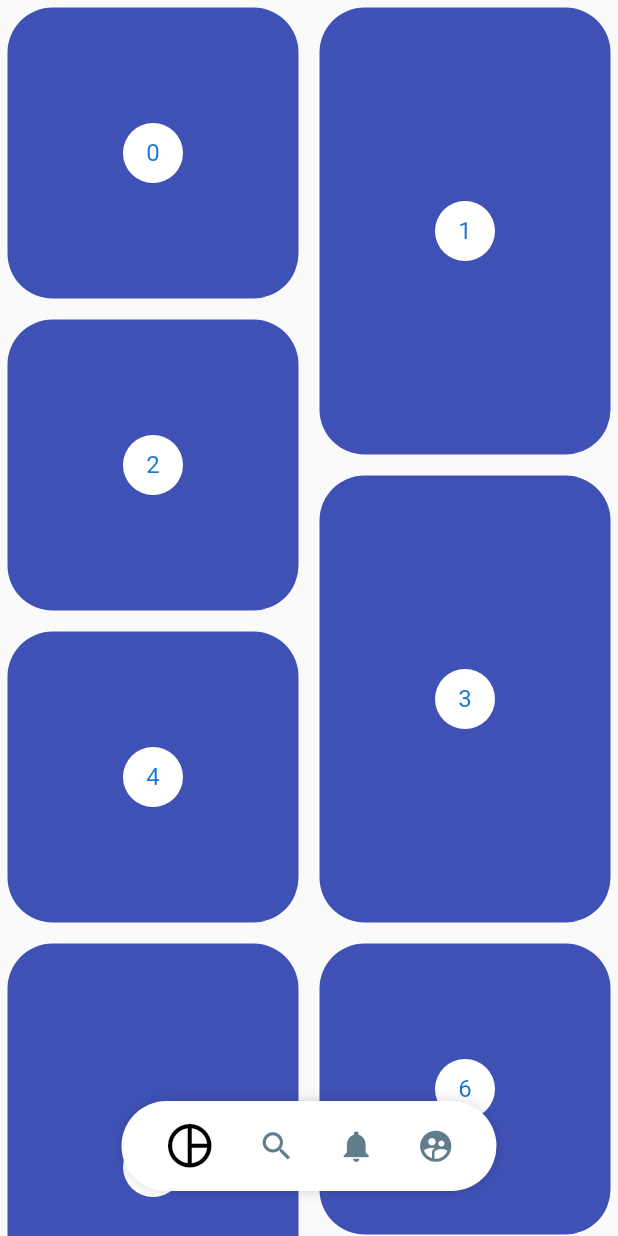
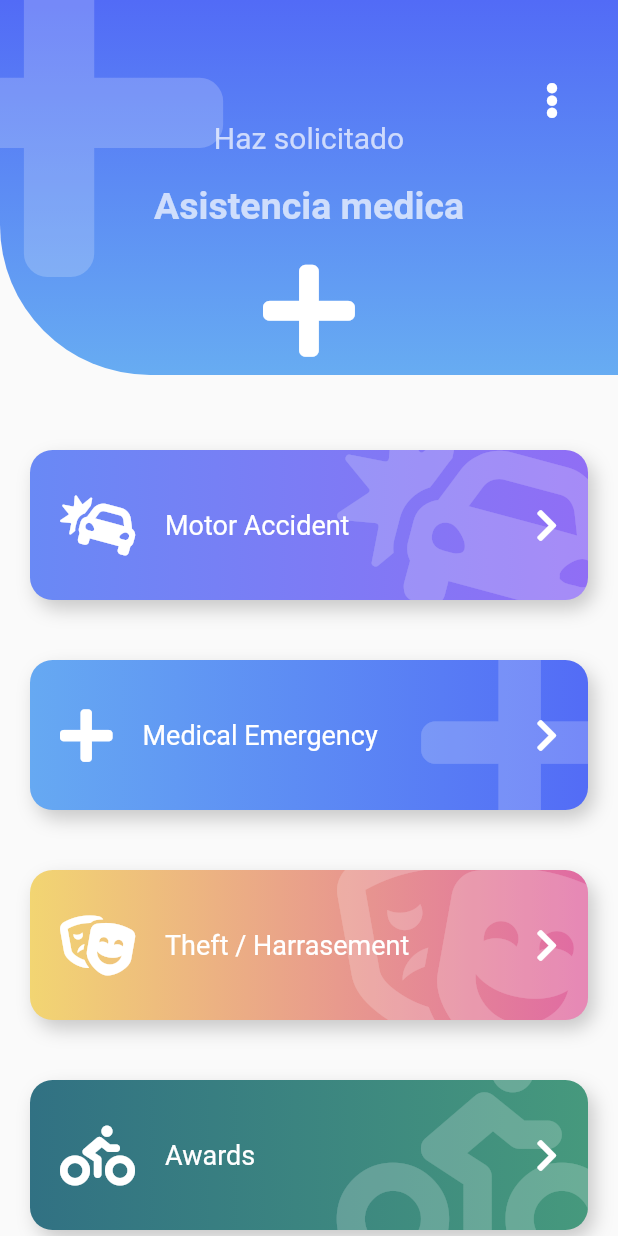
Before and after one commit to edinsonAC/animaciones_personalizadas, a Flutter app: the screen it shows after launch, on a phone screen of 412 x 824 dp. Run offline on Flutter 3.47's test engine with Material 2 defaults, Android fonts, the light colour scheme and no system bars; our stand-ins replace animate_do, flutter_svg, font_awesome_flutter.

Commit message:
terminando seccion

```diff
--- a/lib/main.dart
+++ b/lib/main.dart
@@ -1,5 +1,4 @@
-import 'package:animaciones_personalizadas/src/screens/pinterest_page.dart';
-import 'package:animaciones_personalizadas/src/widgets/pinterest_menu.dart';
+import 'package:animaciones_personalizadas/src/screens/emegercy_screen.dart';
 import 'package:flutter/material.dart';
 
 void main() => runApp(MyApp());
@@ -7,11 +6,6 @@ void main() => runApp(MyApp());
 class MyApp extends StatelessWidget {
   @override
   Widget build(BuildContext context) {
-    return const MaterialApp(
-      title: 'Material App',
-      home: Scaffold(
-        body: PinterestPage(),
-      ),
-    );
+    return const MaterialApp(title: 'Material App', home: EmergencyPage());
   }
 }
--- /dev/null
+++ b/lib/src/screens/emegercy_screen.dart
@@ -0,0 +1,141 @@
+import 'package:animaciones_personalizadas/src/widgets/buttom_fat.dart';
+import 'package:animaciones_personalizadas/src/widgets/headers.dart';
+import 'package:animate_do/animate_do.dart';
+import 'package:flutter/material.dart';
+import 'package:font_awesome_flutter/font_awesome_flutter.dart';
+
+class ItemBoton {
+  final IconData icon;
+  final String texto;
+  final Color color1;
+  final Color color2;
+
+  ItemBoton(this.icon, this.texto, this.color1, this.color2);
+}
+
+class EmergencyPage extends StatelessWidget {
+  const EmergencyPage({Key? key}) : super(key: key);
+
+  @override
+  Widget build(BuildContext context) {
+    final items = <ItemBoton>[
+      ItemBoton(FontAwesomeIcons.carCrash, 'Motor Accident', Color(0xff6989F5),
+          Color(0xff906EF5)),
+      ItemBoton(FontAwesomeIcons.plus, 'Medical Emergency', Color(0xff66A9F2),
+          Color(0xff536CF6)),
+      ItemBoton(FontAwesomeIcons.theaterMasks, 'Theft / Harrasement',
+          Color(0xffF2D572), Color(0xffE06AA3)),
+      ItemBoton(FontAwesomeIcons.biking, 'Awards', Color(0xff317183),
+          Color(0xff46997D)),
+      ItemBoton(FontAwesomeIcons.carCrash, 'Motor Accident', Color(0xff6989F5),
+          Color(0xff906EF5)),
+      ItemBoton(FontAwesomeIcons.plus, 'Medical Emergency', Color(0xff66A9F2),
+          Color(0xff536CF6)),
+      ItemBoton(FontAwesomeIcons.theaterMasks, 'Theft / Harrasement',
+          Color(0xffF2D572), Color(0xffE06AA3)),
+      ItemBoton(FontAwesomeIcons.biking, 'Awards', Color(0xff317183),
+          Color(0xff46997D)),
+      ItemBoton(FontAwesomeIcons.carCrash, 'Motor Accident', Color(0xff6989F5),
+          Color(0xff906EF5)),
+      ItemBoton(FontAwesomeIcons.plus, 'Medical Emergency', Color(0xff66A9F2),
+          Color(0xff536CF6)),
+      ItemBoton(FontAwesomeIcons.theaterMasks, 'Theft / Harrasement',
+          Color(0xffF2D572), Color(0xffE06AA3)),
+      ItemBoton(FontAwesomeIcons.biking, 'Awards', Color(0xff317183),
+          Color(0xff46997D)),
+    ];
+
+    List<Widget> itemMap = items
+        .map((it) => FadeInLeft(
+              child: BotonGordo(
+                texto: it.texto,
+                icon: it.icon,
+                color1: it.color1,
+                color2: it.color2,
+                onPress: () {},
+              ),
+            ))
+        .toList();
+
+    return Scaffold(
+      body: Stack(
+        children: [
+          Container(
+            margin: const EdgeInsets.only(top: 200),
+            child: ListView(physics: const BouncingScrollPhysics(), children: [
+              const SizedBox(
+                height: 80,
+              ),
+              ...itemMap
+            ]),
+          ),
+          Encabezado()
+        ],
+      ),
+    );
+  }
+}
+
+class Encabezado extends StatelessWidget {
+  const Encabezado({
+    super.key,
+  });
+
+  @override
+  Widget build(BuildContext context) {
+    return Stack(
+      children: [
+        const IconHeader(
+            icon: FontAwesomeIcons.plus,
+            titulo: 'Asistencia medica',
+            subtitulo: 'Haz solicitado'),
+        Positioned(
+            top: 40,
+            right: 0,
+            child: RawMaterialButton(
+              onPressed: () {},
+              shape: CircleBorder(),
+              padding: EdgeInsets.all(15.0),
+              child: const FaIcon(
+                FontAwesomeIcons.ellipsisV,
+                color: Colors.white,
+              ),
+            ))
+      ],
+    );
+  }
+}
+
+class BotomGordoTemp extends StatelessWidget {
+  const BotomGordoTemp({
+    super.key,
+  });
+
+  @override
+  Widget build(BuildContext context) {
+    return BotonGordo(
+      color1: Colors.grey,
+      color2: Colors.blueGrey,
+      icon: FontAwesomeIcons.plus,
+      onPress: () {
+        print('ak');
+      },
+      texto: 'Motor accident',
+    );
+  }
+}
+
+class PageHeader extends StatelessWidget {
+  const PageHeader({
+    super.key,
+  });
+
+  @override
+  Widget build(BuildContext context) {
+    return const IconHeader(
+      icon: FontAwesomeIcons.plus,
+      subtitulo: 'Haz Solicitado',
+      titulo: 'Asistencia Medica',
+    );
+  }
+}
--- /dev/null
+++ b/lib/src/widgets/buttom_fat.dart
@@ -0,0 +1,109 @@
+import 'package:flutter/material.dart';
+import 'package:font_awesome_flutter/font_awesome_flutter.dart';
+
+class BotonGordo extends StatelessWidget {
+  final IconData icon;
+  final String texto;
+  final Color color1;
+  final Color color2;
+  final Function onPress;
+
+  const BotonGordo(
+      {Key? key,
+      this.icon = FontAwesomeIcons.carCrash,
+      required this.texto,
+      this.color1 = const Color(0xff6989F5),
+      this.color2 = const Color(0xff906EF5),
+      required this.onPress})
+      : super(key: key);
+
+  @override
+  Widget build(BuildContext context) {
+    return GestureDetector(
+      onTap: () => onPress(),
+      child: Stack(
+        children: [
+          _botonGordoBackground(
+            icon: icon,
+            color1: color1,
+            color2: color2,
+          ),
+          Row(
+            mainAxisAlignment: MainAxisAlignment.center,
+            children: [
+              const SizedBox(
+                height: 140,
+                width: 40,
+              ),
+              FaIcon(
+                icon,
+                color: Colors.white,
+                size: 40,
+              ),
+              const SizedBox(
+                width: 20,
+              ),
+              Expanded(
+                child: Text(
+                  texto,
+                  style: const TextStyle(color: Colors.white, fontSize: 18),
+                ),
+              ),
+              const FaIcon(
+                FontAwesomeIcons.chevronRight,
+                color: Colors.white,
+              ),
+              const SizedBox(
+                width: 40,
+              ),
+            ],
+          )
+        ],
+      ),
+    );
+  }
+}
+
+class _botonGordoBackground extends StatelessWidget {
+  final IconData icon;
+  final Color color1;
+  final Color color2;
+
+  const _botonGordoBackground({
+    super.key,
+    this.icon = FontAwesomeIcons.carCrash,
+    required this.color1,
+    required this.color2,
+  });
+
+  @override
+  Widget build(BuildContext context) {
+    return Container(
+      margin: const EdgeInsets.all(20),
+      width: double.infinity,
+      height: 100,
+      decoration: BoxDecoration(
+          boxShadow: <BoxShadow>[
+            BoxShadow(
+                color: Colors.black.withOpacity(0.2),
+                offset: Offset(4, 6),
+                blurRadius: 10)
+          ],
+          borderRadius: BorderRadius.circular(15),
+          gradient: LinearGradient(colors: [color1, color2])),
+      child: ClipRRect(
+        borderRadius: BorderRadius.circular(15),
+        child: Stack(children: [
+          Positioned(
+              right: -20,
+              top: -20,
+              child: FaIcon(
+                icon,
+                size: 150,
+                color: Colors.white.withOpacity(0.2),
+              ))
+        ]),
+      ),
+    );
+  }
+}
--- /dev/null
+++ b/lib/src/widgets/headers.dart
@@ -0,0 +1,97 @@
+import 'package:flutter/material.dart';
+import 'package:font_awesome_flutter/font_awesome_flutter.dart';
+
+class IconHeader extends StatelessWidget {
+  final IconData icon;
+  final String titulo;
+  final String subtitulo;
+  final Color color1;
+  final Color color2;
+
+  const IconHeader(
+      {Key? key,
+      required this.icon,
+      required this.titulo,
+      required this.subtitulo,
+      this.color1 = const Color(0xff526BF6),
+      this.color2 = const Color(0xff67ACF2)})
+      : super(key: key);
+
+  @override
+  Widget build(BuildContext context) {
+    final Color colorBlanco = Colors.white.withOpacity(0.7);
+    return Stack(
+      children: [
+        _backgroundIconHeader(
+          color1: color1,
+          color2: color2,
+        ),
+        Positioned(
+            top: -50,
+            left: -70,
+            child: FaIcon(
+              icon,
+              size: 250,
+              color: Colors.white.withOpacity(0.2),
+            )),
+        Column(
+          children: [
+            const SizedBox(
+              height: 80,
+              width: double.infinity,
+            ),
+            Text(
+              subtitulo,
+              style: TextStyle(fontSize: 20, color: colorBlanco),
+            ),
+            const SizedBox(
+              height: 20,
+            ),
+            Text(
+              titulo,
+              style: TextStyle(
+                  fontSize: 25,
+                  color: colorBlanco,
+                  fontWeight: FontWeight.bold),
+            ),
+            const SizedBox(
+              height: 20,
+            ),
+            FaIcon(
+              icon,
+              size: 70,
+              color: Colors.white,
+            )
+          ],
+        )
+      ],
+    );
+  }
+}
+
+class _backgroundIconHeader extends StatelessWidget {
+  final Color color1;
+  final Color color2;
+  const _backgroundIconHeader({
+    super.key,
+    required this.color1,
+    required this.color2,
+  });
+
+  @override
+  Widget build(BuildContext context) {
+    return Container(
+      width: double.infinity,
+      height: 250,
+      decoration: BoxDecoration(
+          gradient: LinearGradient(
+              begin: Alignment.topCenter,
+              end: Alignment.bottomCenter,
+              colors: [
+                color1,
+                color2,
+              ]),
+          borderRadius: BorderRadius.only(bottomLeft: Radius.circular(100))),
+    );
+  }
+}
--- a/pubspec.yaml
+++ b/pubspec.yaml
@@ -38,6 +38,8 @@ dependencies:
   flutter_svg: ^2.0.5
   provider: ^6.0.5
   flutter_staggered_grid_view: ^0.4.1
+  font_awesome_flutter: ^9.0.0
+  animate_do: ^3.0.2
 
 dev_dependencies:
   flutter_test:
```
Also changed, not shown: pubspec.lock.
